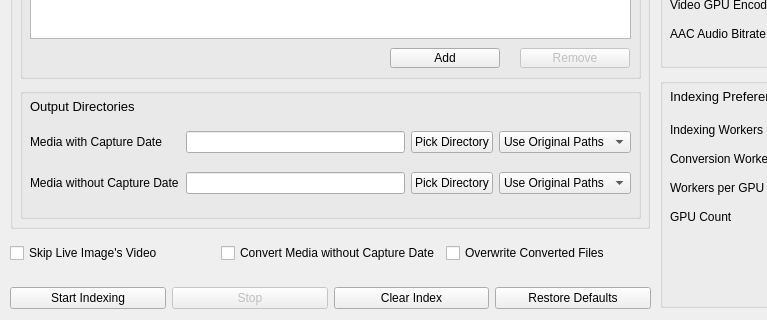
Old version of the form assets/mainwindow.ui in the repository sabaatworld/batch-media-compressor; both pictures show x 0 to 767 and y 172 to 492 of the 990 by 492 pixel window.
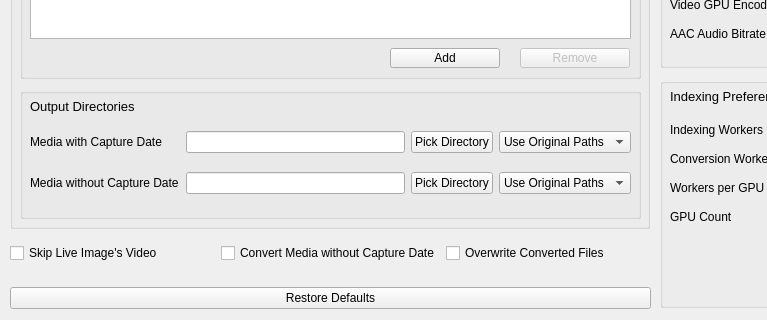
New version of the form.

```diff
--- a/assets/mainwindow.ui
+++ b/assets/mainwindow.ui
@@ -27,48 +27,6 @@
      </rect>
     </property>
     <layout class="QHBoxLayout" name="horizontalLayout_2">
-     <item>
-      <widget class="QPushButton" name="btnStartIndex">
-       <property name="sizePolicy">
-        <sizepolicy hsizetype="Minimum" vsizetype="Fixed">
-         <horstretch>0</horstretch>
-         <verstretch>0</verstretch>
-        </sizepolicy>
-       </property>
-       <property name="text">
-        <string>Start Indexing</string>
-       </property>
-      </widget>
-     </item>
-     <item>
-      <widget class="QPushButton" name="btnStop">
-       <property name="enabled">
-        <bool>false</bool>
-       </property>
-       <property name="sizePolicy">
-        <sizepolicy hsizetype="Minimum" vsizetype="Fixed">
-         <horstretch>0</horstretch>
-         <verstretch>0</verstretch>
-        </sizepolicy>
-       </property>
-       <property name="text">
-        <string>Stop</string>
-       </property>
-      </widget>
-     </item>
-     <item>
-      <widget class="QPushButton" name="btnClearIndex">
-       <property name="sizePolicy">
-        <sizepolicy hsizetype="Minimum" vsizetype="Fixed">
-         <horstretch>0</horstretch>
-         <verstretch>0</verstretch>
-        </sizepolicy>
-       </property>
-       <property name="text">
-        <string>Clear Index</string>
-       </property>
-      </widget>
-     </item>
      <item>
       <widget class="QPushButton" name="btnRestoreDefaults">
        <property name="text">
```
